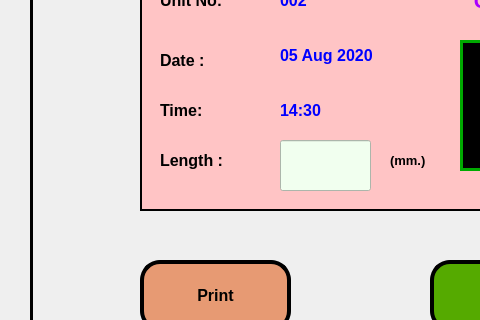
The window that LoadDispaly/ui/LD_01.ui (sanjaymanegit/testRepo) describes before a commit, drawn with Qt 5; both pictures show x 0 to 480 and y 180 to 500 of the 1118 by 620 pixel window.
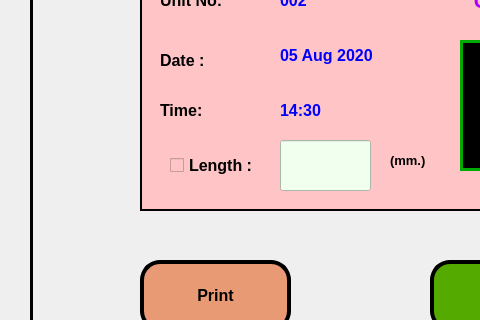
The same window after the commit.

Patch:
```diff
--- a/LoadDispaly/ui/LD_01.ui
+++ b/LoadDispaly/ui/LD_01.ui
@@ -321,30 +321,6 @@
        <set>Qt::AlignCenter</set>
       </property>
      </widget>
-     <widget class="QLabel" name="label_5">
-      <property name="geometry">
-       <rect>
-        <x>20</x>
-        <y>190</y>
-        <width>91</width>
-        <height>41</height>
-       </rect>
-      </property>
-      <property name="font">
-       <font>
-        <family>Arial</family>
-        <pointsize>12</pointsize>
-        <weight>75</weight>
-        <bold>true</bold>
-       </font>
-      </property>
-      <property name="text">
-       <string>Length :</string>
-      </property>
-      <property name="alignment">
-       <set>Qt::AlignLeading|Qt::AlignLeft|Qt::AlignVCenter</set>
-      </property>
-     </widget>
      <widget class="QLineEdit" name="lineEdit">
       <property name="geometry">
        <rect>
@@ -394,6 +370,27 @@
        <set>Qt::AlignLeading|Qt::AlignLeft|Qt::AlignVCenter</set>
       </property>
      </widget>
+     <widget class="QCheckBox" name="checkBox">
+      <property name="geometry">
+       <rect>
+        <x>30</x>
+        <y>200</y>
+        <width>101</width>
+        <height>31</height>
+       </rect>
+      </property>
+      <property name="font">
+       <font>
+        <family>Arial</family>
+        <pointsize>12</pointsize>
+        <weight>75</weight>
+        <bold>true</bold>
+       </font>
+      </property>
+      <property name="text">
+       <string>Length :</string>
+      </property>
+     </widget>
     </widget>
     <widget class="QPushButton" name="pushButton_2">
      <property name="geometry">
```
